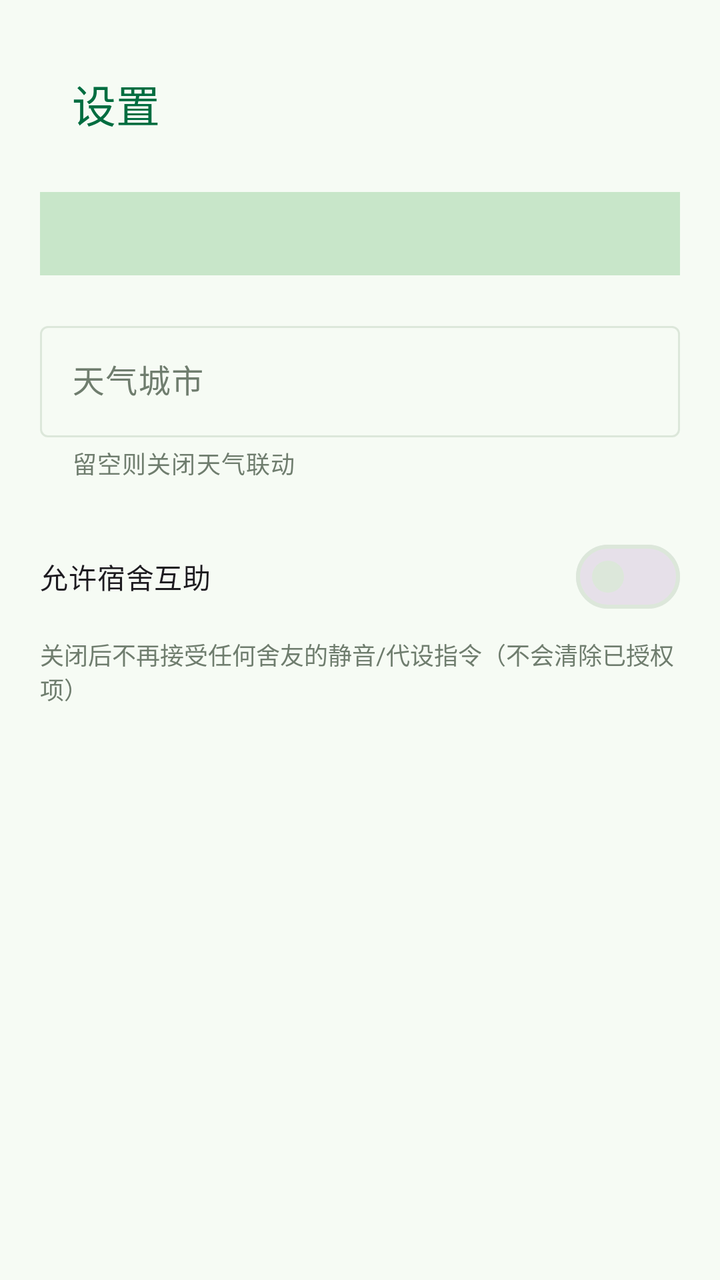
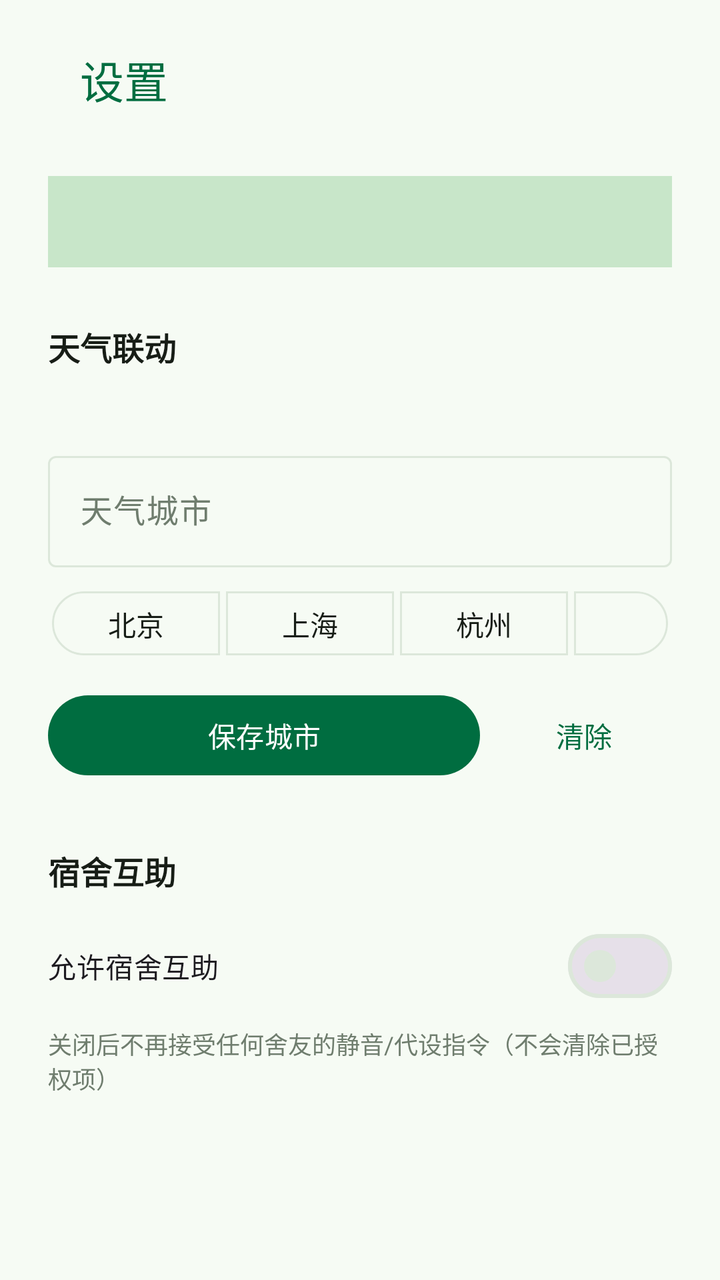

An Android layout rendered at two revisions. The XML below is the earlier revision; the diff shows what the commit changed to produce the second picture.
<!-- AndroidManifest.xml: application theme Theme.Tongxiao -->
<!-- res/layout/fragment_settings.xml -->
<?xml version="1.0" encoding="utf-8"?>
<ScrollView xmlns:android="http://schemas.android.com/apk/res/android"
    xmlns:app="http://schemas.android.com/apk/res-auto"
    android:layout_width="match_parent"
    android:layout_height="match_parent">

    <LinearLayout
        android:layout_width="match_parent"
        android:layout_height="wrap_content"
        android:orientation="vertical"
        android:padding="20dp">

        <com.google.android.material.appbar.MaterialToolbar
            android:layout_width="match_parent"
            android:layout_height="?attr/actionBarSize"
            android:background="@color/bg"
            app:title="@string/tab_settings"
            app:titleTextColor="@color/green_primary" />

        <TextView
            android:id="@+id/settings_holiday_status"
            android:layout_width="match_parent"
            android:layout_height="wrap_content"
            android:layout_marginTop="12dp"
            android:background="@color/green_container"
            android:padding="12dp"
            android:textColor="@color/green_on_container"
            android:textSize="13sp" />

        <com.google.android.material.textfield.TextInputLayout
            android:layout_width="match_parent"
            android:layout_height="wrap_content"
            android:layout_marginTop="20dp"
            android:hint="@string/settings_city_hint"
            app:helperText="@string/settings_city_helper">

            <com.google.android.material.textfield.TextInputEditText
                android:id="@+id/settings_city"
                android:layout_width="match_parent"
                android:layout_height="wrap_content"
                android:inputType="text" />

        </com.google.android.material.textfield.TextInputLayout>

        <com.google.android.material.materialswitch.MaterialSwitch
            android:id="@+id/settings_group_master"
            android:layout_width="match_parent"
            android:layout_height="wrap_content"
            android:layout_marginTop="24dp"
            android:text="@string/settings_group_master" />

        <TextView
            android:layout_width="match_parent"
            android:layout_height="wrap_content"
            android:layout_marginTop="6dp"
            android:text="@string/settings_group_master_helper"
            android:textColor="@color/muted"
            android:textSize="12sp" />

    </LinearLayout>

</ScrollView>
<!-- resources referenced by this layout -->
<resources>
  <color name="bg">#F6FBF4</color>
  <color name="green_container">#C8E6C9</color>
  <color name="green_on_container">#171D16</color>
  <color name="green_primary">#006D40</color>
  <color name="muted">#6F7D6E</color>
  <string name="settings_city_helper">留空则关闭天气联动</string>
  <string name="settings_city_hint">天气城市</string>
  <string name="settings_group_master">允许宿舍互助</string>
  <string name="settings_group_master_helper">关闭后不再接受任何舍友的静音/代设指令（不会清除已授权项）</string>
  <string name="tab_settings">设置</string>
  <style name="Theme.Tongxiao" parent="Theme.Material3.Light.NoActionBar">
          
          <item name="android:windowLightStatusBar">true</item>
          <item name="colorPrimary">@color/green_primary</item>
          <item name="colorOnPrimary">@color/green_on_primary</item>
          <item name="colorPrimaryContainer">@color/green_container</item>
          <item name="colorOnPrimaryContainer">@color/green_on_container</item>
          <item name="android:colorBackground">@color/bg</item>
          <item name="colorSurface">@color/card</item>
          <item name="colorOnSurface">@color/ink</item>
          <item name="colorOnSurfaceVariant">@color/muted</item>
          <item name="colorOutline">@color/line</item>
      </style>
  <color name="green_on_primary">#FFFFFF</color>
  <color name="card">#FFFFFF</color>
  <color name="ink">#171D16</color>
  <color name="line">#DCE7DA</color>
</resources>

<!-- the commit's change to res/layout/fragment_settings.xml (unified diff, before → after) -->
@@ -2,13 +2,16 @@
 <ScrollView xmlns:android="http://schemas.android.com/apk/res/android"
     xmlns:app="http://schemas.android.com/apk/res-auto"
     android:layout_width="match_parent"
-    android:layout_height="match_parent">
+    android:layout_height="match_parent"
+    android:clipToPadding="false">
 
     <LinearLayout
         android:layout_width="match_parent"
         android:layout_height="wrap_content"
         android:orientation="vertical"
-        android:padding="20dp">
+        android:paddingHorizontal="24dp"
+        android:paddingTop="8dp"
+        android:paddingBottom="32dp">
 
         <com.google.android.material.appbar.MaterialToolbar
             android:layout_width="match_parent"
@@ -21,32 +24,123 @@
             android:id="@+id/settings_holiday_status"
             android:layout_width="match_parent"
             android:layout_height="wrap_content"
-            android:layout_marginTop="12dp"
+            android:layout_marginTop="16dp"
             android:background="@color/green_container"
-            android:padding="12dp"
+            android:padding="14dp"
             android:textColor="@color/green_on_container"
             android:textSize="13sp" />
+
+        <TextView
+            android:layout_width="wrap_content"
+            android:layout_height="wrap_content"
+            android:layout_marginTop="28dp"
+            android:text="@string/settings_weather_title"
+            android:textColor="@color/ink"
+            android:textSize="16sp"
+            android:textStyle="bold" />
+
+        <include
+            android:id="@+id/settings_weather_status_host"
+            layout="@layout/view_weather_status" />
 
         <com.google.android.material.textfield.TextInputLayout
             android:layout_width="match_parent"
             android:layout_height="wrap_content"
-            android:layout_marginTop="20dp"
-            android:hint="@string/settings_city_hint"
-            app:helperText="@string/settings_city_helper">
+            android:layout_marginTop="12dp"
+            android:hint="@string/settings_city_hint">
 
             <com.google.android.material.textfield.TextInputEditText
                 android:id="@+id/settings_city"
                 android:layout_width="match_parent"
                 android:layout_height="wrap_content"
-                android:inputType="text" />
+                android:imeOptions="actionDone"
+                android:inputType="text"
+                android:maxLength="12" />
 
         </com.google.android.material.textfield.TextInputLayout>
+
+        <com.google.android.material.button.MaterialButtonToggleGroup
+            android:id="@+id/settings_city_chips"
+            android:layout_width="wrap_content"
+            android:layout_height="wrap_content"
+            android:layout_marginTop="8dp"
+            app:singleSelection="false">
+
+            <com.google.android.material.button.MaterialButton
+                android:id="@+id/chip_city_beijing"
+                style="@style/Widget.Material3.Button.OutlinedButton"
+                android:layout_width="wrap_content"
+                android:layout_height="40dp"
+                android:insetLeft="2dp"
+                android:insetRight="2dp"
+                android:text="@string/city_beijing" />
+
+            <com.google.android.material.button.MaterialButton
+                android:id="@+id/chip_city_shanghai"
+                style="@style/Widget.Material3.Button.OutlinedButton"
+                android:layout_width="wrap_content"
+                android:layout_height="40dp"
+                android:insetLeft="2dp"
+                android:insetRight="2dp"
+                android:text="@string/city_shanghai" />
+
+            <com.google.android.material.button.MaterialButton
+                android:id="@+id/chip_city_hangzhou"
+                style="@style/Widget.Material3.Button.OutlinedButton"
+                android:layout_width="wrap_content"
+                android:layout_height="40dp"
+                android:insetLeft="2dp"
+                android:insetRight="2dp"
+                android:text="@string/city_hangzhou" />
+
+            <com.google.android.material.button.MaterialButton
+                android:id="@+id/chip_city_shenzhen"
+                style="@style/Widget.Material3.Button.OutlinedButton"
+                android:layout_width="wrap_content"
+                android:layout_height="40dp"
+                android:insetLeft="2dp"
+                android:insetRight="2dp"
+                android:text="@string/city_shenzhen" />
+
+        </com.google.android.material.button.MaterialButtonToggleGroup>
+
+        <LinearLayout
+            android:layout_width="match_parent"
+            android:layout_height="wrap_content"
+            android:layout_marginTop="12dp"
+            android:orientation="horizontal">
+
+            <com.google.android.material.button.MaterialButton
+                android:id="@+id/settings_city_save"
+                android:layout_width="0dp"
+                android:layout_height="wrap_content"
+                android:layout_weight="1"
+                android:text="@string/settings_city_save" />
+
+            <com.google.android.material.button.MaterialButton
+                android:id="@+id/settings_city_clear"
+                style="@style/Widget.Material3.Button.TextButton"
+                android:layout_width="wrap_content"
+                android:layout_height="wrap_content"
+                android:layout_marginStart="8dp"
+                android:text="@string/settings_city_clear" />
+
+        </LinearLayout>
+
+        <TextView
+            android:layout_width="wrap_content"
+            android:layout_height="wrap_content"
+            android:layout_marginTop="32dp"
+            android:text="@string/settings_group_title"
+            android:textColor="@color/ink"
+            android:textSize="16sp"
+            android:textStyle="bold" />
 
         <com.google.android.material.materialswitch.MaterialSwitch
             android:id="@+id/settings_group_master"
             android:layout_width="match_parent"
             android:layout_height="wrap_content"
-            android:layout_marginTop="24dp"
+            android:layout_marginTop="12dp"
             android:text="@string/settings_group_master" />
 
         <TextView
@@ -60,3 +154,22 @@
     </LinearLayout>
 
 </ScrollView>
+<!-- res/layout/view_weather_status.xml (included above) -->
+<?xml version="1.0" encoding="utf-8"?>
+<LinearLayout xmlns:android="http://schemas.android.com/apk/res/android"
+    android:id="@+id/weather_status_host"
+    android:layout_width="match_parent"
+    android:layout_height="wrap_content"
+    android:layout_marginTop="8dp"
+    android:orientation="horizontal">
+
+    <TextView
+        android:id="@+id/weather_status"
+        android:layout_width="0dp"
+        android:layout_height="wrap_content"
+        android:layout_weight="1"
+        android:lineSpacingExtra="3dp"
+        android:textColor="@color/muted"
+        android:textSize="13sp" />
+
+</LinearLayout>
<!-- resource entries referenced after the edit -->
@@ -5,10 +5,17 @@
   <color name="green_on_container">#171D16</color>
   <color name="green_primary">#006D40</color>
   <color name="muted">#6F7D6E</color>
-  <string name="settings_city_helper">留空则关闭天气联动</string>
+  <string name="city_beijing">北京</string>
+  <string name="city_hangzhou">杭州</string>
+  <string name="city_shanghai">上海</string>
+  <string name="city_shenzhen">深圳</string>
+  <string name="settings_city_clear">清除</string>
   <string name="settings_city_hint">天气城市</string>
+  <string name="settings_city_save">保存城市</string>
   <string name="settings_group_master">允许宿舍互助</string>
   <string name="settings_group_master_helper">关闭后不再接受任何舍友的静音/代设指令（不会清除已授权项）</string>
+  <string name="settings_group_title">宿舍互助</string>
+  <string name="settings_weather_title">天气联动</string>
   <string name="tab_settings">设置</string>
   <style name="Theme.Tongxiao" parent="Theme.Material3.Light.NoActionBar">
           
